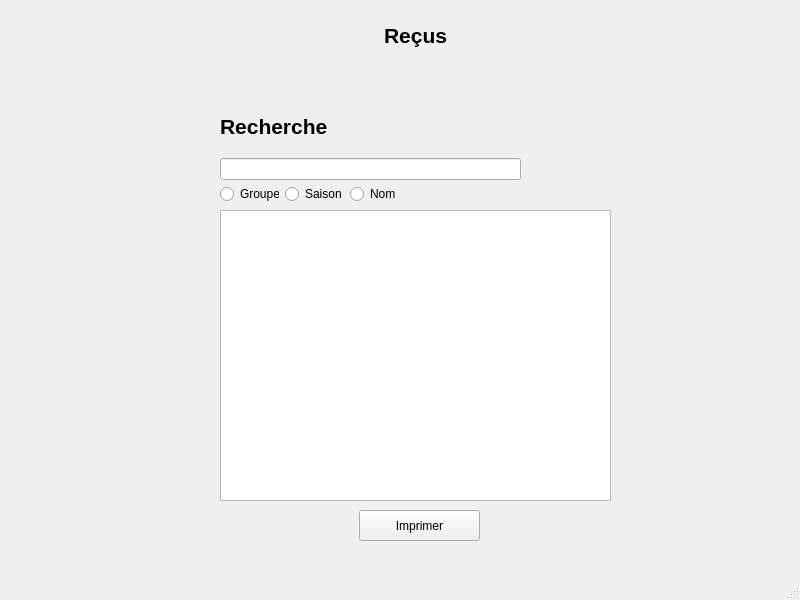
First picture: the form in EPAF/recu.ui, repository EPAFprojet/EPAF_V3, before the edit.
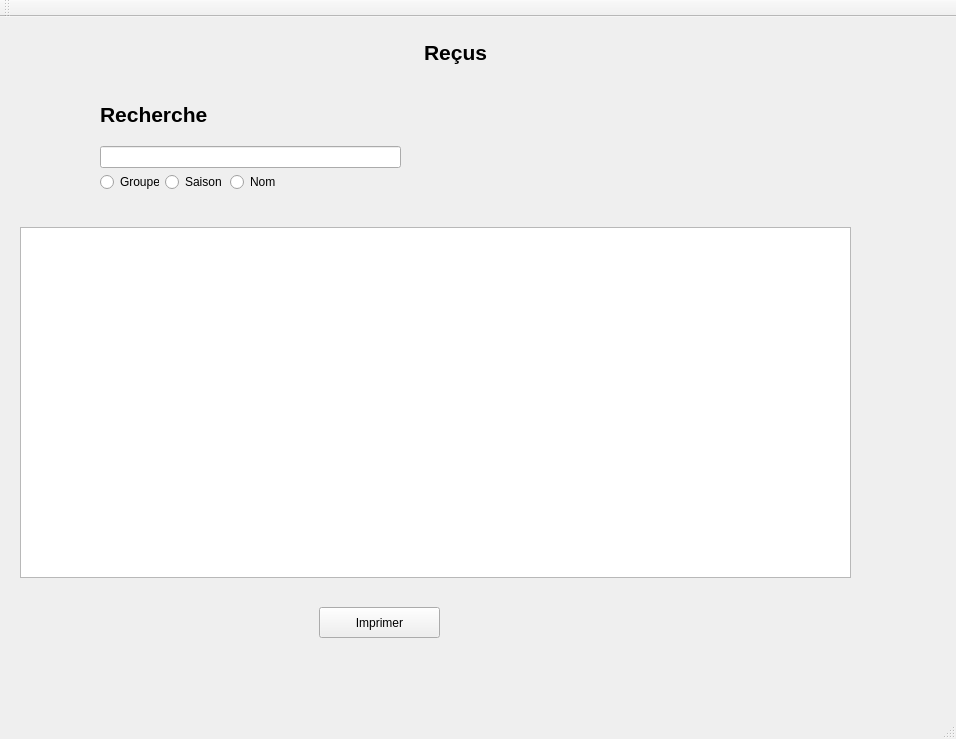
Second picture: the form after the edit.

Diff of the .ui file:
```diff
--- a/EPAF/recu.ui
+++ b/EPAF/recu.ui
@@ -6,8 +6,8 @@
    <rect>
     <x>0</x>
     <y>0</y>
-    <width>800</width>
-    <height>600</height>
+    <width>956</width>
+    <height>739</height>
    </rect>
   </property>
   <property name="windowTitle">
@@ -17,8 +17,8 @@
    <widget class="QPushButton" name="imprimerButton">
     <property name="geometry">
      <rect>
-      <x>359</x>
-      <y>510</y>
+      <x>319</x>
+      <y>590</y>
       <width>121</width>
       <height>31</height>
      </rect>
@@ -30,8 +30,8 @@
    <widget class="QWidget" name="horizontalLayoutWidget">
     <property name="geometry">
      <rect>
-      <x>220</x>
-      <y>179</y>
+      <x>100</x>
+      <y>150</y>
       <width>181</width>
       <height>31</height>
      </rect>
@@ -63,8 +63,8 @@
    <widget class="QWidget" name="verticalLayoutWidget">
     <property name="geometry">
      <rect>
-      <x>220</x>
-      <y>100</y>
+      <x>100</x>
+      <y>71</y>
       <width>301</width>
       <height>80</height>
      </rect>
@@ -92,7 +92,7 @@
    <widget class="QLabel" name="Recus">
     <property name="geometry">
      <rect>
-      <x>280</x>
+      <x>320</x>
       <y>20</y>
       <width>271</width>
       <height>31</height>
@@ -115,10 +115,10 @@
    <widget class="QTableView" name="tableView">
     <property name="geometry">
      <rect>
-      <x>220</x>
+      <x>20</x>
       <y>210</y>
-      <width>391</width>
-      <height>291</height>
+      <width>831</width>
+      <height>351</height>
      </rect>
     </property>
    </widget>
@@ -134,6 +134,17 @@
    </property>
   </widget>
   <widget class="QStatusBar" name="statusbar"/>
+  <widget class="QToolBar" name="toolBar">
+   <property name="windowTitle">
+    <string>toolBar</string>
+   </property>
+   <attribute name="toolBarArea">
+    <enum>TopToolBarArea</enum>
+   </attribute>
+   <attribute name="toolBarBreak">
+    <bool>false</bool>
+   </attribute>
+  </widget>
  </widget>
  <resources/>
  <connections/>
```
Left out of the diff: 10 changed lines with no effect on the pictures.
